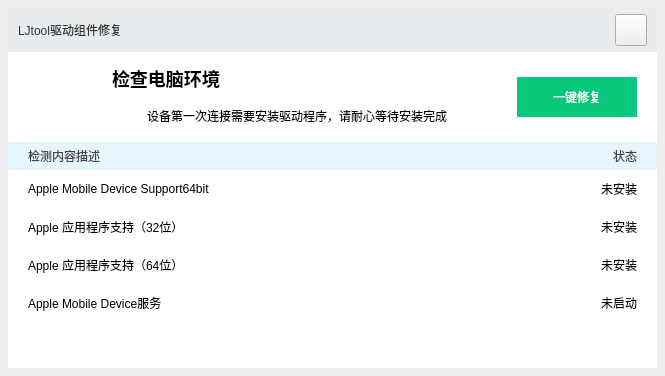
Old version of the form RepairDriver.ui in the repository chifandeyu/iTunesDriverTool.
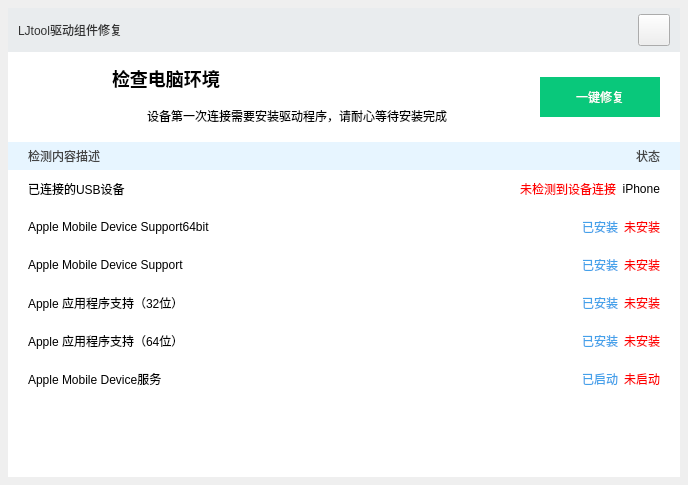
New version of the form. Icons and pictures are not drawn.

Patch:
```diff
--- a/RepairDriver.ui
+++ b/RepairDriver.ui
@@ -6,8 +6,8 @@
    <rect>
     <x>0</x>
     <y>0</y>
-    <width>665</width>
-    <height>376</height>
+    <width>688</width>
+    <height>485</height>
    </rect>
   </property>
   <property name="windowTitle">
@@ -354,7 +354,80 @@
           </widget>
          </item>
          <item>
-          <widget class="QWidget" name="widget_appleMDSupoort" native="true">
+          <widget class="QWidget" name="widget_appleUSBConnect" native="true">
+           <property name="minimumSize">
+            <size>
+             <width>0</width>
+             <height>38</height>
+            </size>
+           </property>
+           <property name="maximumSize">
+            <size>
+             <width>16777215</width>
+             <height>38</height>
+            </size>
+           </property>
+           <layout class="QHBoxLayout" name="horizontalLayout_11">
+            <property name="leftMargin">
+             <number>20</number>
+            </property>
+            <property name="topMargin">
+             <number>0</number>
+            </property>
+            <property name="rightMargin">
+             <number>20</number>
+            </property>
+            <property name="bottomMargin">
+             <number>0</number>
+            </property>
+            <item>
+             <widget class="QLabel" name="label_19">
+              <property name="text">
+               <string>已连接的USB设备</string>
+              </property>
+             </widget>
+            </item>
+            <item>
+             <spacer name="horizontalSpacer">
+              <property name="orientation">
+               <enum>Qt::Horizontal</enum>
+              </property>
+              <property name="sizeHint" stdset="0">
+               <size>
+                <width>40</width>
+                <height>20</height>
+               </size>
+              </property>
+             </spacer>
+            </item>
+            <item>
+             <widget class="QLabel" name="label_noconnect">
+              <property name="styleSheet">
+               <string notr="true">color: rgb(255, 0, 0);</string>
+              </property>
+              <property name="text">
+               <string>未检测到设备连接</string>
+              </property>
+              <property name="alignment">
+               <set>Qt::AlignRight|Qt::AlignTrailing|Qt::AlignVCenter</set>
+              </property>
+             </widget>
+            </item>
+            <item>
+             <widget class="QLabel" name="label_iPhone">
+              <property name="text">
+               <string>iPhone</string>
+              </property>
+              <property name="alignment">
+               <set>Qt::AlignRight|Qt::AlignTrailing|Qt::AlignVCenter</set>
+              </property>
+             </widget>
+            </item>
+           </layout>
+          </widget>
+         </item>
+         <item>
+          <widget class="QWidget" name="widget_appleMDSupoort64" native="true">
            <property name="minimumSize">
             <size>
              <width>0</width>
@@ -388,7 +461,106 @@
              </widget>
             </item>
             <item>
-             <widget class="QLabel" name="label_8">
+             <spacer name="horizontalSpacer_2">
+              <property name="orientation">
+               <enum>Qt::Horizontal</enum>
+              </property>
+              <property name="sizeHint" stdset="0">
+               <size>
+                <width>40</width>
+                <height>20</height>
+               </size>
+              </property>
+             </spacer>
+            </item>
+            <item>
+             <widget class="QLabel" name="label_amds64_install">
+              <property name="styleSheet">
+               <string notr="true">color: rgb(68, 161, 234);</string>
+              </property>
+              <property name="text">
+               <string>已安装</string>
+              </property>
+             </widget>
+            </item>
+            <item>
+             <widget class="QLabel" name="label_amds64_no">
+              <property name="styleSheet">
+               <string notr="true">color: rgb(255, 0, 0);</string>
+              </property>
+              <property name="text">
+               <string>未安装</string>
+              </property>
+              <property name="alignment">
+               <set>Qt::AlignRight|Qt::AlignTrailing|Qt::AlignVCenter</set>
+              </property>
+             </widget>
+            </item>
+           </layout>
+          </widget>
+         </item>
+         <item>
+          <widget class="QWidget" name="widget_appleMDSupoort32" native="true">
+           <property name="minimumSize">
+            <size>
+             <width>0</width>
+             <height>38</height>
+            </size>
+           </property>
+           <property name="maximumSize">
+            <size>
+             <width>16777215</width>
+             <height>38</height>
+            </size>
+           </property>
+           <layout class="QHBoxLayout" name="horizontalLayout_10">
+            <property name="leftMargin">
+             <number>20</number>
+            </property>
+            <property name="topMargin">
+             <number>0</number>
+            </property>
+            <property name="rightMargin">
+             <number>20</number>
+            </property>
+            <property name="bottomMargin">
+             <number>0</number>
+            </property>
+            <item>
+             <widget class="QLabel" name="label_17">
+              <property name="text">
+               <string>Apple Mobile Device Support</string>
+              </property>
+             </widget>
+            </item>
+            <item>
+             <spacer name="horizontalSpacer_3">
+              <property name="orientation">
+               <enum>Qt::Horizontal</enum>
+              </property>
+              <property name="sizeHint" stdset="0">
+               <size>
+                <width>40</width>
+                <height>20</height>
+               </size>
+              </property>
+             </spacer>
+            </item>
+            <item>
+             <widget class="QLabel" name="label_amds_install">
+              <property name="styleSheet">
+               <string notr="true">color: rgb(68, 161, 234);</string>
+              </property>
+              <property name="text">
+               <string>已安装</string>
+              </property>
+             </widget>
+            </item>
+            <item>
+             <widget class="QLabel" name="label_amds_no">
+              <property name="styleSheet">
+               <string notr="true">color: rgb(255, 0, 0);</string>
+              </property>
               <property name="text">
                <string>未安装</string>
               </property>
@@ -435,7 +607,33 @@
              </widget>
             </item>
             <item>
-             <widget class="QLabel" name="label_10">
+             <spacer name="horizontalSpacer_4">
+              <property name="orientation">
+               <enum>Qt::Horizontal</enum>
+              </property>
+              <property name="sizeHint" stdset="0">
+               <size>
+                <width>40</width>
+                <height>20</height>
+               </size>
+              </property>
+             </spacer>
+            </item>
+            <item>
+             <widget class="QLabel" name="label_appsupport32_install">
+              <property name="styleSheet">
+               <string notr="true">color: rgb(68, 161, 234);</string>
+              </property>
+              <property name="text">
+               <string>已安装</string>
+              </property>
+             </widget>
+            </item>
+            <item>
+             <widget class="QLabel" name="label_appsupport32_no">
+              <property name="styleSheet">
+               <string notr="true">color: rgb(255, 0, 0);</string>
+              </property>
               <property name="text">
                <string>未安装</string>
               </property>
@@ -482,7 +680,33 @@
              </widget>
             </item>
             <item>
-             <widget class="QLabel" name="label_12">
+             <spacer name="horizontalSpacer_5">
+              <property name="orientation">
+               <enum>Qt::Horizontal</enum>
+              </property>
+              <property name="sizeHint" stdset="0">
+               <size>
+                <width>40</width>
+                <height>20</height>
+               </size>
+              </property>
+             </spacer>
+            </item>
+            <item>
+             <widget class="QLabel" name="label_appsupport64_install">
+              <property name="styleSheet">
+               <string notr="true">color: rgb(68, 161, 234);</string>
+              </property>
+              <property name="text">
+               <string>已安装</string>
+              </property>
+             </widget>
+            </item>
+            <item>
+             <widget class="QLabel" name="label_appsupport64_no">
+              <property name="styleSheet">
+               <string notr="true">color: rgb(255, 0, 0);</string>
+              </property>
               <property name="text">
                <string>未安装</string>
               </property>
@@ -529,7 +753,33 @@
              </widget>
             </item>
             <item>
-             <widget class="QLabel" name="label_14">
+             <spacer name="horizontalSpacer_6">
+              <property name="orientation">
+               <enum>Qt::Horizontal</enum>
+              </property>
+              <property name="sizeHint" stdset="0">
+               <size>
+                <width>40</width>
+                <height>20</height>
+               </size>
+              </property>
+             </spacer>
+            </item>
+            <item>
+             <widget class="QLabel" name="label_have_start">
+              <property name="styleSheet">
+               <string notr="true">color: rgb(68, 161, 234);</string>
+              </property>
+              <property name="text">
+               <string>已启动</string>
+              </property>
+             </widget>
+            </item>
+            <item>
+             <widget class="QLabel" name="label_no_start">
+              <property name="styleSheet">
+               <string notr="true">color: rgb(255, 0, 0);</string>
+              </property>
               <property name="text">
                <string>未启动</string>
               </property>
@@ -548,8 +798,8 @@
            </property>
            <property name="sizeHint" stdset="0">
             <size>
-             <width>20</width>
-             <height>40</height>
+             <width>17</width>
+             <height>76</height>
             </size>
            </property>
           </spacer>
```
Left out of the diff: 2 changed lines with no effect on the pictures.
